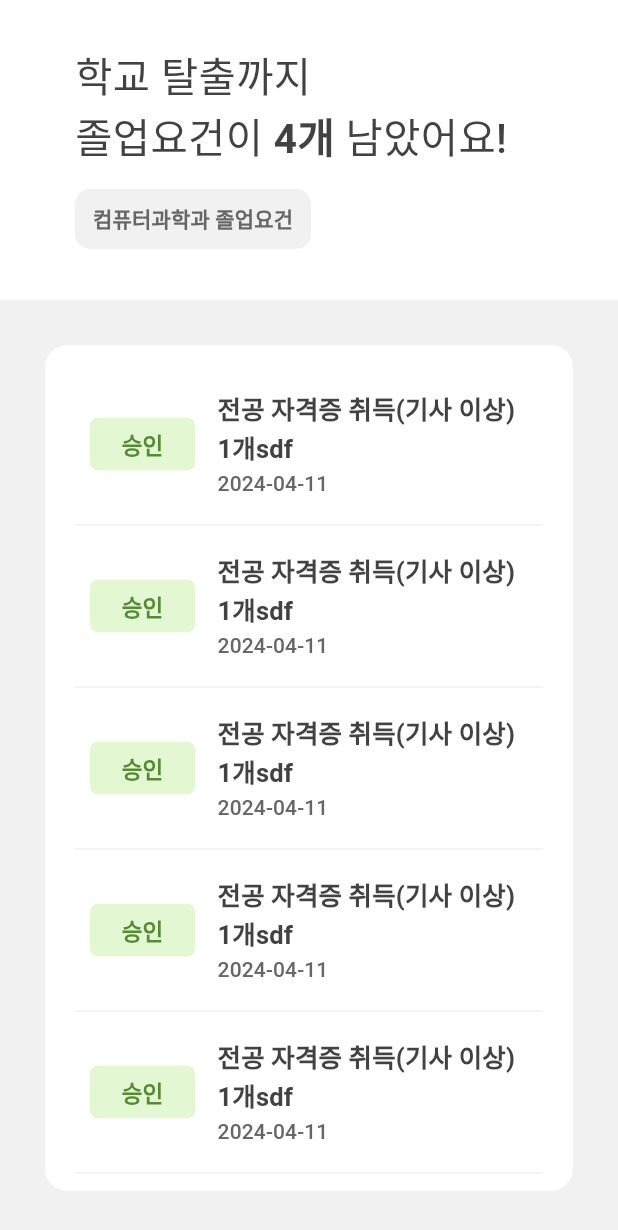
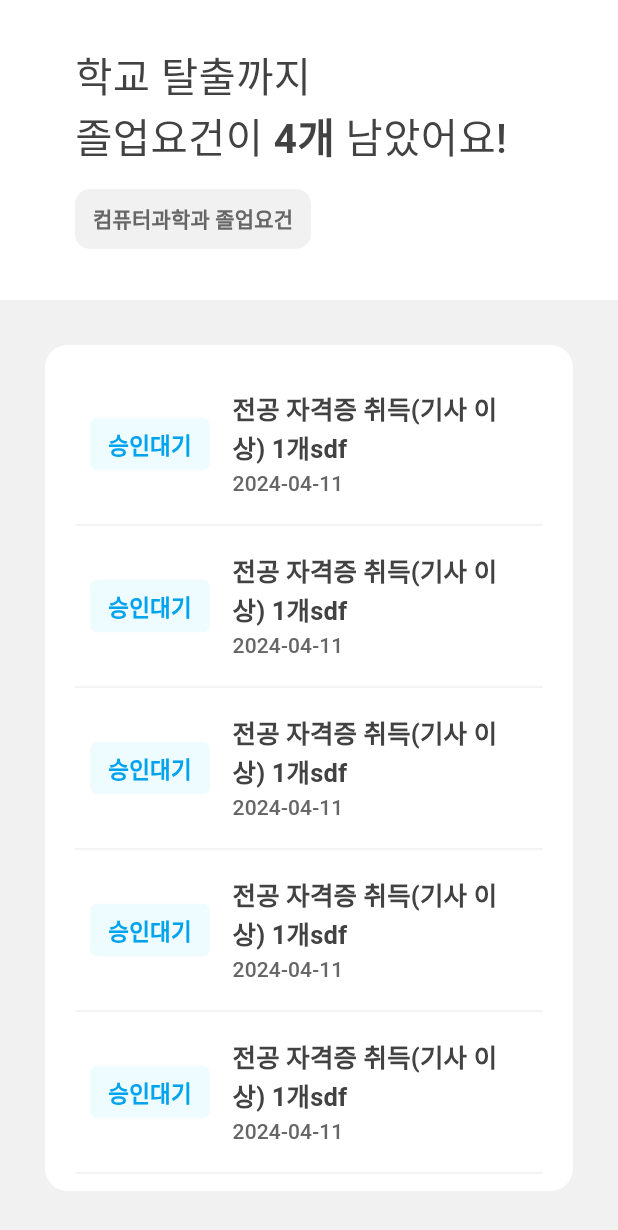
Before and after one commit to YonginUniv-AI-Service-LAB/YIU-AISL-Granity-App, a Flutter app: the MyGraduationScreen screen opened by its route, on a phone screen of 412 x 824 dp. Shown: the top 1230 px of the screen. Run offline on Flutter 3.47's test engine with Material 3 defaults, Android fonts, the phone set to English and light mode, and no system bars; our stand-ins replace accordion, animated_custom_dropdown, dio, flutter_dotenv, flutter_riverpod, flutter_secure_storage and 2 more; accounts and stored records are empty; Roboto replaces fonts that are missing (Pretendard).

Commit message:
feature: 승인대기 배지 제작

```diff
--- a/lib/design/colors.dart
+++ b/lib/design/colors.dart
@@ -23,6 +23,8 @@ abstract class ColorStyles {
 // 졸업요건 상태
   static const statusGreen = Color(0xff568A35);
   static const statusGreenLight = Color(0xffE3F7D3);
+  static const statusBlue = Color(0xff00A3ED);
+  static const statusBlueLight = Color(0xffEEFBFF);
   static const statusYellow = Color(0xffE9BA36);
   static const statusYellowLight = Color(0xffFFEECA);
   static const statusRed = Color(0xffFC5230);
--- a/lib/screens/graduation/my_graduation.dart
+++ b/lib/screens/graduation/my_graduation.dart
@@ -4,6 +4,7 @@ import 'package:granity/design/colors.dart';
 import 'package:granity/widgets/BaseAppBar.dart';
 import 'package:granity/widgets/badgeWigets/approval_badge.dart';
 import 'package:granity/widgets/badgeWigets/not_approval_badge.dart';
+import 'package:granity/widgets/badgeWigets/submit_badge.dart';
 import 'package:granity/widgets/buttonWidgets/base_button.dart';
 import 'package:granity/widgets/buttonWidgets/gray_small_button.dart';
 import 'package:granity/widgets/buttonWidgets/main_color_button.dart';
@@ -100,7 +101,7 @@ class _MyGraduationScreenState extends State<MyGraduationScreen> {
                                             Container(
                                               margin: const EdgeInsets.only(
                                                   right: 15),
-                                              child: ApprovalBadgeWidget(),
+                                              child: SubmitBadgeWidget(),
                                             ),
                                             const Flexible(
                                                 child: Column(
--- a/lib/widgets/badgeWigets/status_badge.dart
+++ b/lib/widgets/badgeWigets/status_badge.dart
@@ -5,8 +5,8 @@ import 'package:granity/design/colors.dart';
 Container StatusBadgeWidget({required backgroundColor, required Widget}) {
   return Container(
       alignment: Alignment.center,
-      width: 70,
-      padding: const EdgeInsets.fromLTRB(15, 7, 15, 7),
+      width: 80,
+      padding: const EdgeInsets.fromLTRB(10, 7, 10, 7),
       decoration: BoxDecoration(
           color: backgroundColor, borderRadius: BorderRadius.circular(5)),
       child: Widget);
--- a/lib/widgets/badgeWigets/not_approval_badge.dart
+++ b/lib/widgets/badgeWigets/submit_badge.dart
@@ -3,16 +3,16 @@ import 'package:granity/design/colors.dart';
 import 'package:granity/widgets/badgeWigets/status_badge.dart';
 
 // 미승인 뱃지
-Container NotApprovalBadgeWidget() {
+Container SubmitBadgeWidget() {
   return StatusBadgeWidget(
-      backgroundColor: ColorStyles.statusYellowLight,
+      backgroundColor: ColorStyles.statusBlueLight,
       Widget: const Text(
-        "미승인",
+        "승인대기",
         style: TextStyle(
           fontFamily: 'Pretendard',
           fontSize: 15,
           fontWeight: FontWeight.bold,
-          color: ColorStyles.statusYellow,
+          color: ColorStyles.statusBlue,
         ),
       ));
 }
```
